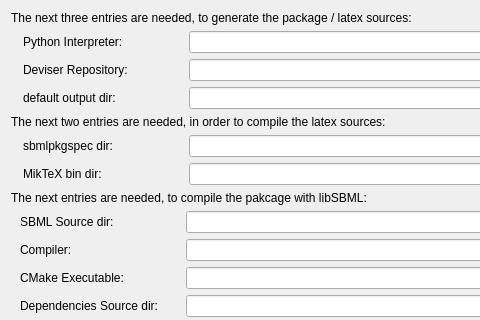
This is ui/dialogpreferences.ui in sbmlteam/QtDeviser as Qt 5 draws it before an edit; both pictures show x 0 to 480 and y 0 to 320 of the 640 by 460 pixel window. The edited form follows.
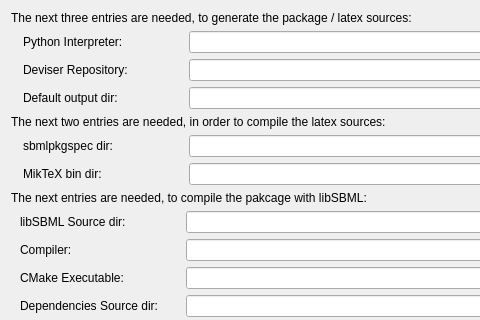
This is the edited form.

Commit message: - use qt flowlayout example, and use it to replace the layout set by the designer, fix typos

```diff
--- a/ui/dialogpreferences.ui
+++ b/ui/dialogpreferences.ui
@@ -93,7 +93,7 @@
          </size>
         </property>
         <property name="text">
-         <string>default output dir:</string>
+         <string>Default output dir:</string>
         </property>
        </widget>
       </item>
@@ -209,7 +209,7 @@
       <item row="0" column="0">
        <widget class="QLabel" name="lblSBMLSourceDir">
         <property name="text">
-         <string>SBML Source dir:</string>
+         <string>libSBML Source dir:</string>
         </property>
        </widget>
       </item>
```
The commit also changes 6 other files.
